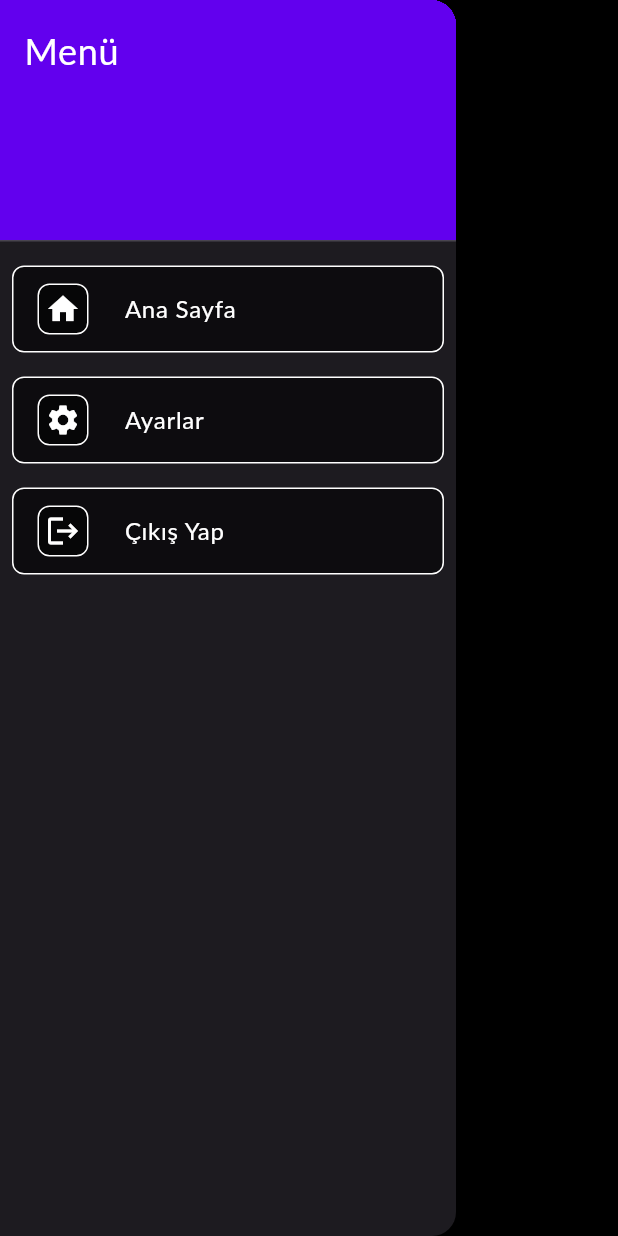
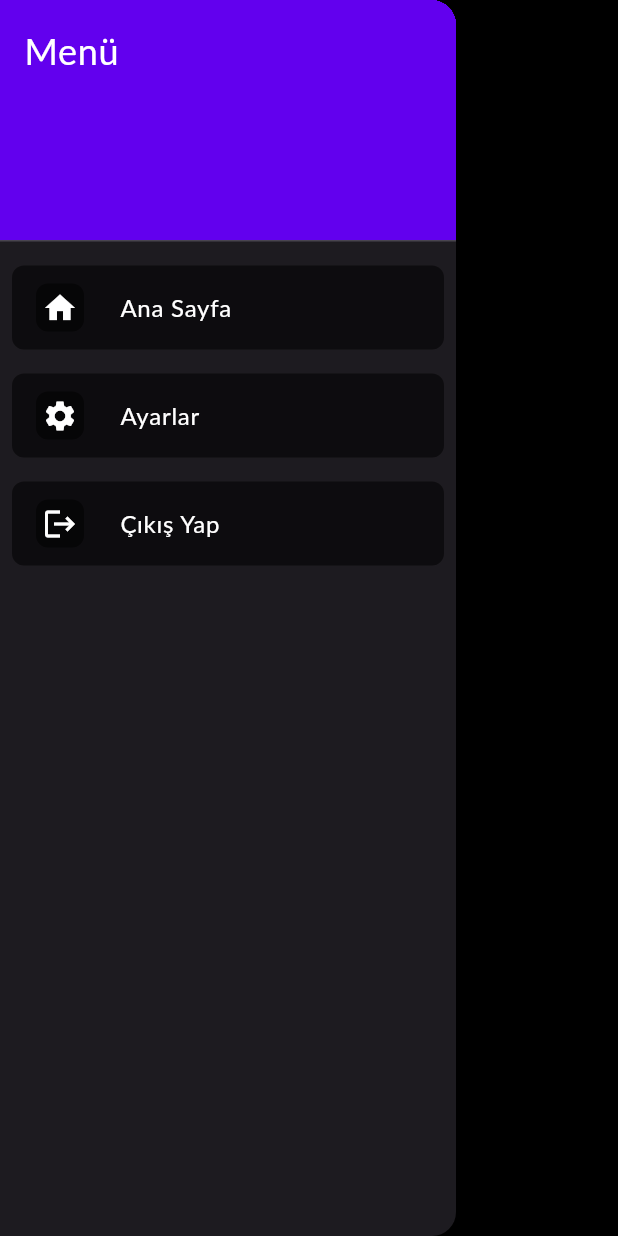
Before and after one commit to Yasin4261/road_runner_app, a Flutter app: the CustomDrawer widget shown alone on an empty page, opened directly, on a phone screen of 412 x 824 dp. Run offline on Flutter 3.47's test engine with Material 3 defaults, Android fonts, the phone set to English and light mode, and no system bars; our stand-ins replace flutter_map, geolocator, go_router, latlong2; Roboto replaces fonts that are missing (Lato).

Commit message:
Fixed ui problems

```diff
--- a/lib/constants/app_theme.dart
+++ b/lib/constants/app_theme.dart
@@ -1,4 +1,5 @@
 import 'package:flutter/material.dart';
+import 'colors.dart';
 
 class AppTheme {
   static ThemeData get theme {
@@ -7,7 +8,7 @@ class AppTheme {
       primaryColor: Colors.grey[900], // Ana renk
       scaffoldBackgroundColor: Colors.black, // Arka plan
       appBarTheme: const AppBarTheme(
-        backgroundColor: Colors.transparent, // Şeffaf AppBar
+        backgroundColor: AppColors.primary, // Şeffaf AppBar
         elevation: 0,
         titleTextStyle: TextStyle(
           color: Colors.white,
--- a/lib/views/login_screen.dart
+++ b/lib/views/login_screen.dart
@@ -34,7 +34,7 @@ class _LoginScreenState extends State<LoginScreen> {
                 const SizedBox(height: 60),
                 // Logo veya uygulama adı
                 Icon(
-                  Icons.local_shipping_outlined,
+                  Icons.directions_bike_rounded,
                   size: 80,
                   color: AppColors.primary,
                 ),
--- a/lib/widgets/custom_drawer.dart
+++ b/lib/widgets/custom_drawer.dart
@@ -28,7 +28,6 @@ class CustomDrawer extends StatelessWidget {
             decoration: BoxDecoration(
               color: Colors.black54,
               borderRadius: BorderRadius.circular(8.0),
-              border: Border.all(color: Colors.white, width: 1.0),
             ),
             child: ListTile(
               leading: Container(
@@ -37,7 +36,6 @@ class CustomDrawer extends StatelessWidget {
                 decoration: BoxDecoration(
                   color: Colors.black54,
                   borderRadius: BorderRadius.circular(8.0),
-                  border: Border.all(color: Colors.white, width: 1.0),
                 ),
                 child: Icon(Icons.home,
                     color: Colors.white, size: AppDimensions.iconSize),
@@ -54,7 +52,6 @@ class CustomDrawer extends StatelessWidget {
             decoration: BoxDecoration(
               color: Colors.black54,
               borderRadius: BorderRadius.circular(8.0),
-              border: Border.all(color: Colors.white, width: 1.0),
             ),
             child: ListTile(
               leading: Container(
@@ -63,7 +60,6 @@ class CustomDrawer extends StatelessWidget {
                 decoration: BoxDecoration(
                   color: Colors.black54,
                   borderRadius: BorderRadius.circular(8.0),
-                  border: Border.all(color: Colors.white, width: 1.0),
                 ),
                 child: Icon(Icons.settings,
                     color: Colors.white, size: AppDimensions.iconSize),
@@ -80,7 +76,6 @@ class CustomDrawer extends StatelessWidget {
             decoration: BoxDecoration(
               color: Colors.black54,
               borderRadius: BorderRadius.circular(8.0),
-              border: Border.all(color: Colors.white, width: 1.0),
             ),
             child: ListTile(
               leading: Container(
@@ -89,7 +84,6 @@ class CustomDrawer extends StatelessWidget {
                 decoration: BoxDecoration(
                   color: Colors.black54,
                   borderRadius: BorderRadius.circular(8.0),
-                  border: Border.all(color: Colors.white, width: 1.0),
                 ),
                 child: Icon(Icons.logout,
                     color: Colors.white, size: AppDimensions.iconSize),
--- a/lib/widgets/map_widget.dart
+++ b/lib/widgets/map_widget.dart
@@ -24,8 +24,7 @@ class MapWidget extends StatelessWidget {
       ),
       children: [
         TileLayer(
-          urlTemplate: 'https://{s}.tile.openstreetmap.org/{z}/{x}/{y}.png',
-          subdomains: ['a', 'b', 'c'],
+          urlTemplate: 'https://tile.openstreetmap.org/{z}/{x}/{y}.png',
           tileSize: 256,
           retinaMode: true,
         ),
```
Also changed, not shown: lib/views/home_screen.dart (+9 -3 lines), lib/widgets/custom_app_bar.dart (+15 -10 lines).
